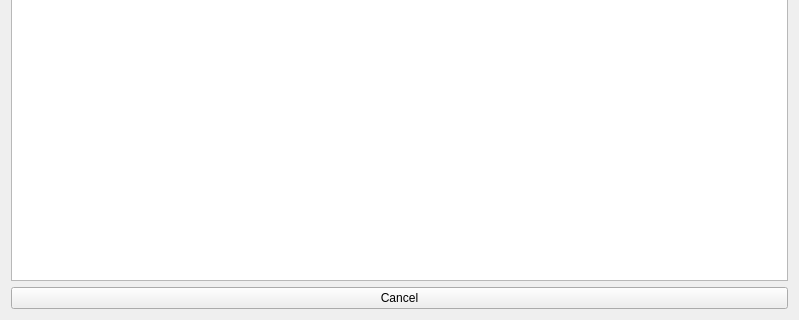
The window that mainwindow.ui (Motyaspr/cpp_indexing) describes before a commit, drawn with Qt 5; both pictures show x 0 to 799 and y 162 to 482 of the 799 by 482 pixel window.
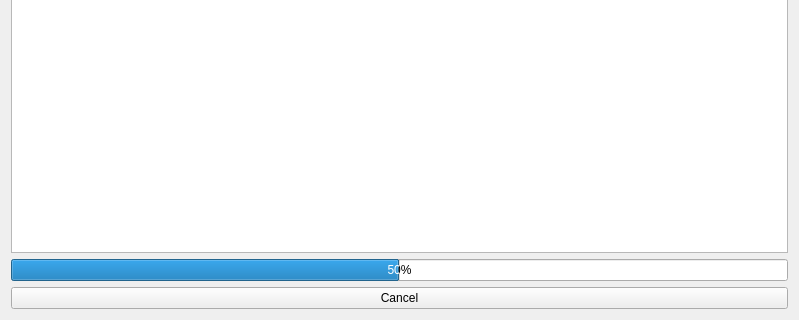
The same window after the commit.

```diff
--- a/mainwindow.ui
+++ b/mainwindow.ui
@@ -45,6 +45,25 @@
       </column>
      </widget>
     </item>
+    <item>
+     <widget class="QProgressBar" name="progressBar">
+      <property name="baseSize">
+       <size>
+        <width>0</width>
+        <height>0</height>
+       </size>
+      </property>
+      <property name="value">
+       <number>50</number>
+      </property>
+      <property name="textVisible">
+       <bool>true</bool>
+      </property>
+      <property name="textDirection">
+       <enum>QProgressBar::BottomToTop</enum>
+      </property>
+     </widget>
+    </item>
     <item>
      <widget class="QPushButton" name="actionCancel">
       <property name="text">
```
